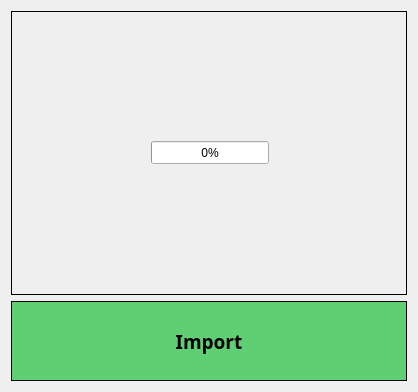
This is TimeKeeping/datImporter/dialogImporter.ui in Maze711/systemPayroll as Qt 5 draws it before an edit. The edited form follows.
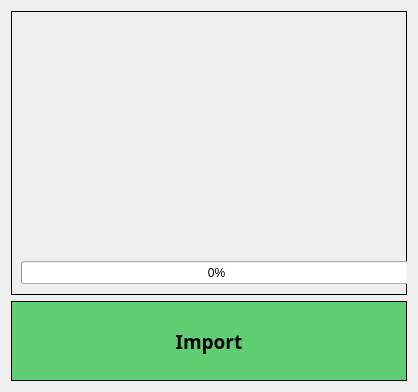
This is the edited form.

Diff of the .ui file:
```diff
--- a/TimeKeeping/datImporter/dialogImporter.ui
+++ b/TimeKeeping/datImporter/dialogImporter.ui
@@ -59,9 +59,9 @@
      <widget class="QProgressBar" name="progressBar">
       <property name="geometry">
        <rect>
-        <x>140</x>
-        <y>130</y>
-        <width>118</width>
+        <x>10</x>
+        <y>250</y>
+        <width>391</width>
         <height>23</height>
        </rect>
       </property>
```
